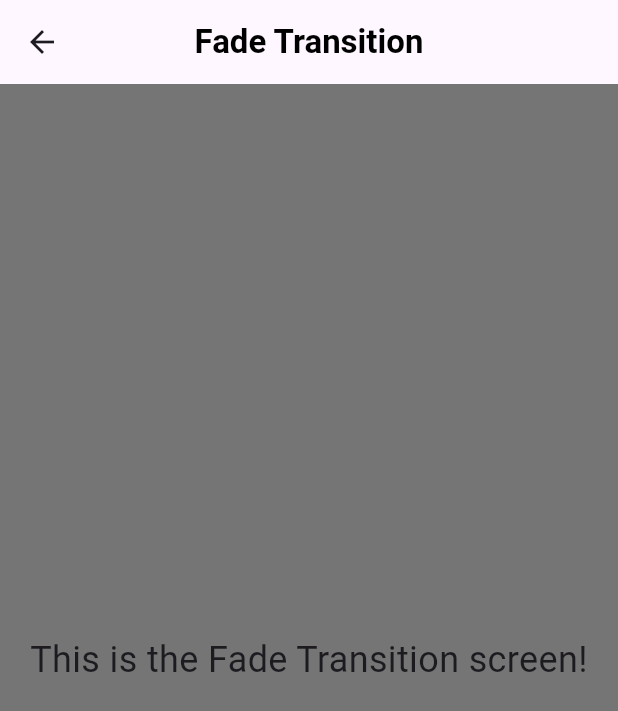
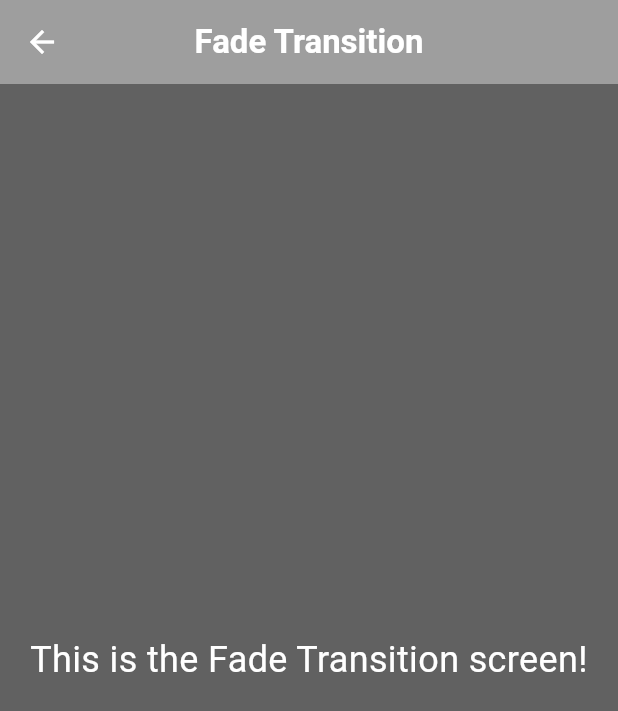
Before and after one commit to ParimSsme/screen_transitions, a Flutter app: the screen it shows after launch, after a tap on "Fade Transition", on a phone screen of 412 x 824 dp. Shown: the top 711 px of the screen. Run offline on Flutter 3.47's test engine with Material 3 defaults, Android fonts, the phone set to English and light mode, and no system bars.

Commit message:
fix design problems

```diff
--- a/lib/main.dart
+++ b/lib/main.dart
@@ -55,8 +55,15 @@ class TransitionDemoApp extends StatelessWidget {
         cardTheme: const CardTheme(color: Colors.black45),
         appBarTheme: const AppBarTheme(
           centerTitle: true,
+          backgroundColor: Colors.grey,
+          iconTheme: IconThemeData(
+            color: Colors.white,
+          ),
           titleTextStyle: TextStyle(
-              fontWeight: FontWeight.bold, color: Colors.black, fontSize: 22),
+            fontWeight: FontWeight.bold,
+            color: Colors.white,
+            fontSize: 22,
+          ),
         ),
       ),
       home: HomeScreen(),
@@ -176,7 +183,8 @@ class HomeScreen extends StatelessWidget {
     {
       'name': 'Checker Board Transition',
       'route': (page) => CheckerBoard(page: page)
-    },{
+    },
+    {
       'name': 'Bounce Ball Transition',
       'route': (page) => BounceBall(page: page)
     },
@@ -242,14 +250,17 @@ class DetailsScreen extends StatelessWidget {
   @override
   Widget build(BuildContext context) {
     return Scaffold(
-      backgroundColor: Colors.grey.shade600,
+      backgroundColor: Colors.grey.shade700,
       appBar: AppBar(
         title: Text(name),
       ),
       body: Center(
         child: Text(
           'This is the $name screen!',
-          style: TextStyle(fontSize: 24),
+          style: TextStyle(
+            fontSize: 24,
+            color: Colors.white,
+          ),
           textAlign: TextAlign.center,
         ),
       ),
```
